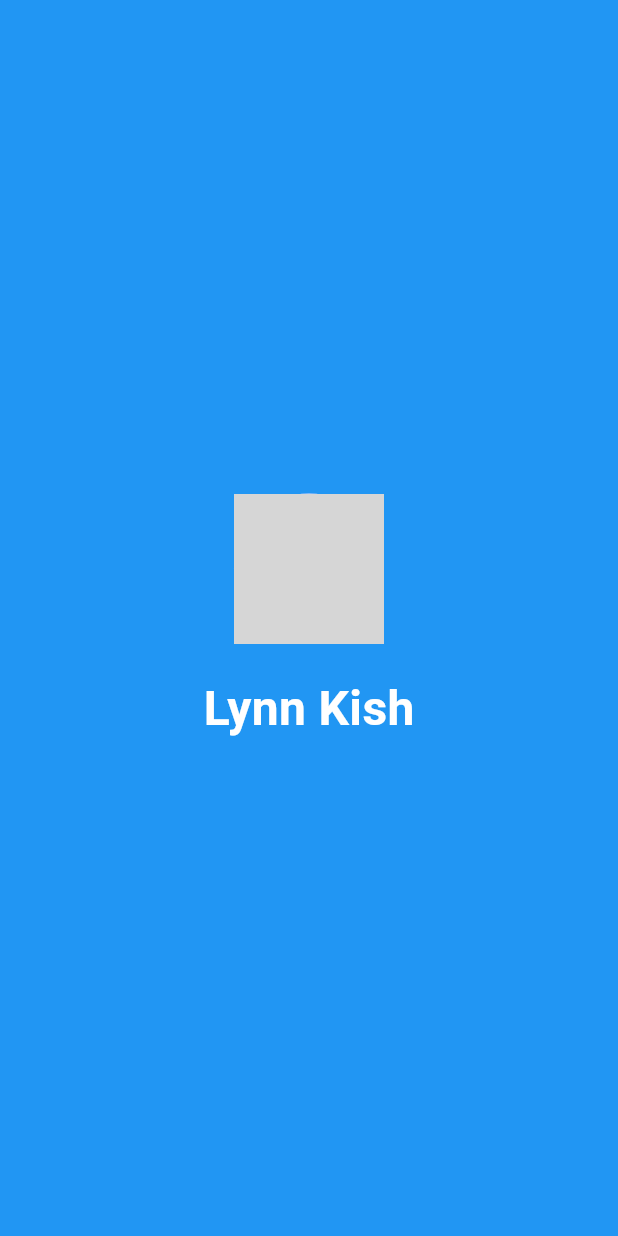
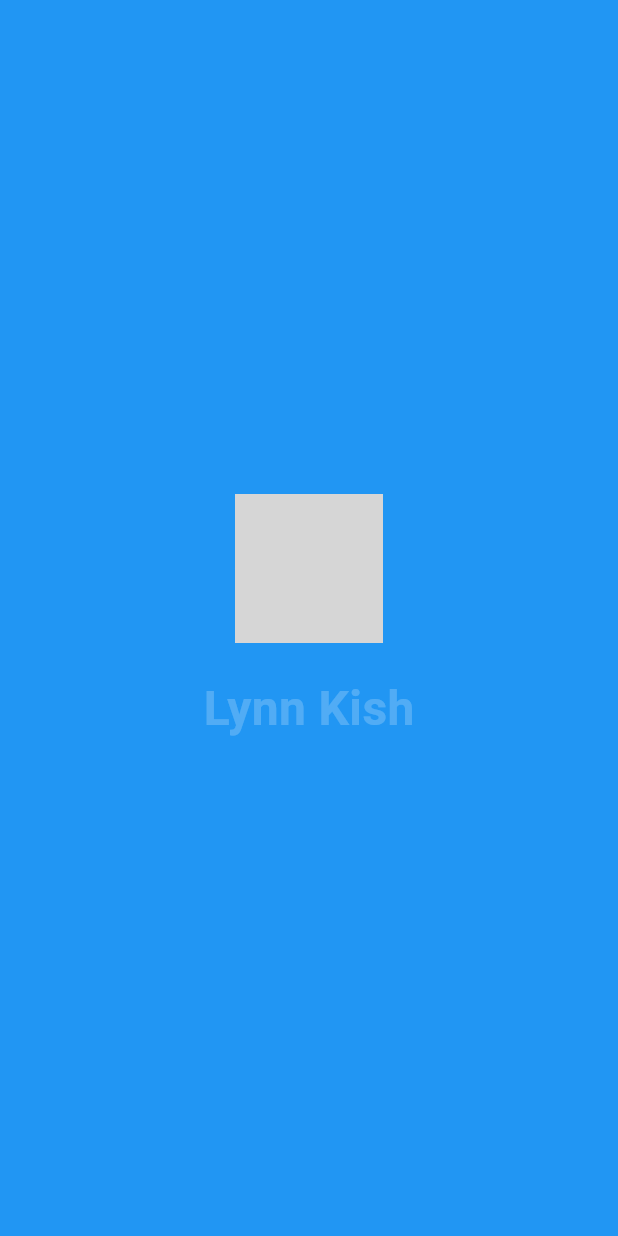
Before and after one commit to Lynn-Kish/myPorfolio, a Flutter app: the first screen one second after launch, on a phone screen of 412 x 824 dp. Run offline on Flutter 3.47's test engine with Material 3 defaults, Android fonts, the phone set to English and light mode, and no system bars; grey boxes are pictures that could not be loaded.

Commit message:
first commit

```diff
--- a/analysis_options.yaml
+++ b/analysis_options.yaml
@@ -7,6 +7,9 @@
 
 # The following line activates a set of recommended lints for Flutter apps,
 # packages, and plugins designed to encourage good coding practices.
+analyzer:
+  errors:
+    library_private_types_in_public_api: ignore
 include: package:flutter_lints/flutter.yaml
 
 linter:
--- a/lib/splash_screen.dart
+++ b/lib/splash_screen.dart
@@ -2,11 +2,48 @@ import 'package:flutter/material.dart';
 import 'package:flutter/scheduler.dart';
 import 'package:my_portfolio_app/main.dart';
 
-class SplashScreen extends StatelessWidget {
+class SplashScreen extends StatefulWidget {
   const SplashScreen({super.key});
 
   @override
-  Widget build(BuildContext context) {
+  _SplashScreenState createState() => _SplashScreenState();
+}
+
+class _SplashScreenState extends State<SplashScreen> with SingleTickerProviderStateMixin {
+  late AnimationController _controller;
+  late Animation<double> _fadeAnimation;
+  late Animation<double> _scaleAnimation;
+
+  @override
+  void initState() {
+    super.initState();
+
+    // Initialize the AnimationController
+    _controller = AnimationController(
+      duration: const Duration(seconds: 2),
+      vsync: this,
+    );
+
+    // Define the fade animation
+    _fadeAnimation = Tween<double>(begin: 0.0, end: 1.0).animate(
+      CurvedAnimation(
+        parent: _controller,
+        curve: Curves.easeIn,
+      ),
+    );
+
+    // Define the scale animation
+    _scaleAnimation = Tween<double>(begin: 0.8, end: 1.0).animate(
+      CurvedAnimation(
+        parent: _controller,
+        curve: Curves.elasticOut,
+      ),
+    );
+
+    // Start the animation
+    _controller.forward();
+
+    // Navigate to the home screen after the delay
     SchedulerBinding.instance.addPostFrameCallback((_) {
       Future.delayed(const Duration(seconds: 8), () {
         Navigator.of(context).pushReplacement(
@@ -14,25 +51,43 @@ class SplashScreen extends StatelessWidget {
         );
       });
     });
+  }
 
-    return const Scaffold(
+  @override
+  void dispose() {
+    _controller.dispose();
+    super.dispose();
+  }
+
+  @override
+  Widget build(BuildContext context) {
+    return Scaffold(
       backgroundColor: Colors.blue,
       body: Center(
         child: Column(
           mainAxisAlignment: MainAxisAlignment.center,
           children: <Widget>[
-            // Replace this with your logo image
-            CircleAvatar(
+
+            ScaleTransition(
+              scale: _scaleAnimation,
+              child: FadeTransition(
+                opacity: _fadeAnimation,
+                child: const CircleAvatar(
                   radius: 50,
                   backgroundImage: AssetImage('assets/logo.jpg'),
                 ),
-            SizedBox(height: 20),
-            Text(
+              ),
+            ),
+            const SizedBox(height: 20),
+            FadeTransition(
+              opacity: _fadeAnimation,
+              child: const Text(
                 'Lynn Kish',
                 style: TextStyle(
                   fontSize: 32,
                   fontWeight: FontWeight.bold,
                   color: Colors.white,
+                ),
               ),
             ),
           ],
--- a/pubspec.yaml
+++ b/pubspec.yaml
@@ -38,6 +38,7 @@ dependencies:
   # The following adds the Cupertino Icons font to your application.
   # Use with the CupertinoIcons class for iOS style icons.
   cupertino_icons: ^1.0.6
+  url_launcher: ^6.3.0
 
 dev_dependencies:
   flutter_test:
```
Also changed, not shown: lib/main.dart (+54 -11 lines), pubspec.lock, 5 other files. Lines whose indentation alone changed are shown as unchanged.
